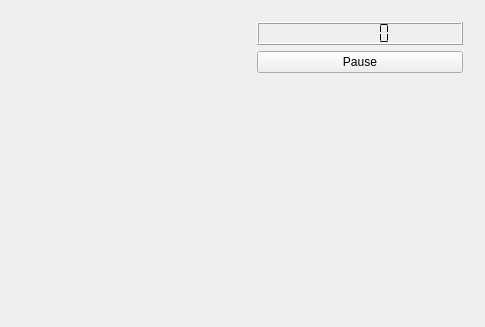
This is mainwindow.ui in anisart/ressler as Qt 5 draws it before an edit. The edited form follows.
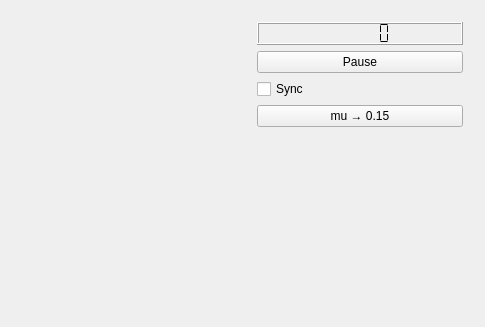
This is the edited form. Custom widgets are drawn as their Qt base class.

Commit message: ON/OFF synhnonization; change 'mu' via btn

```diff
--- a/mainwindow.ui
+++ b/mainwindow.ui
@@ -44,6 +44,20 @@
          </property>
         </widget>
        </item>
+       <item>
+        <widget class="QCheckBox" name="syncBox">
+         <property name="text">
+          <string>Sync</string>
+         </property>
+        </widget>
+       </item>
+       <item>
+        <widget class="QPushButton" name="muBtn">
+         <property name="text">
+          <string>mu → 0.15</string>
+         </property>
+        </widget>
+       </item>
        <item>
         <spacer name="verticalSpacer">
          <property name="orientation">
```
The commit also changes 2 other files.
